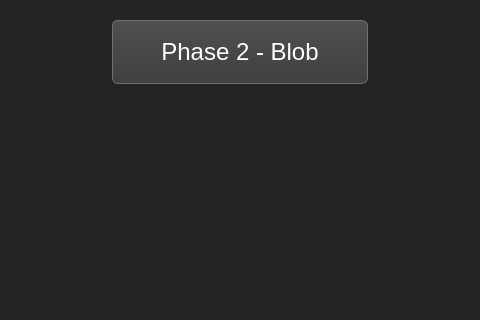
Above: Unreal_Engine6/menu/windowmainmenu.ui from ferralaurianna/MPJV before the change; both pictures show x 160 to 640 and y 280 to 600 of the 800 by 600 pixel window. Below: the same form after it.
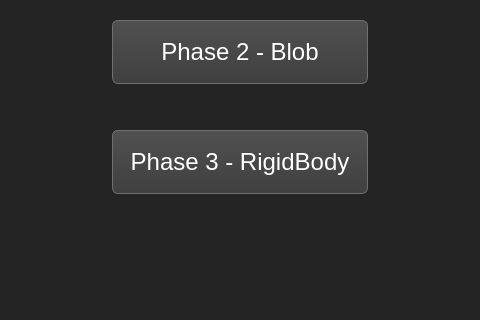
That is the form after the change.

What changed in the file:
```diff
--- a/Unreal_Engine6/menu/windowmainmenu.ui
+++ b/Unreal_Engine6/menu/windowmainmenu.ui
@@ -183,6 +183,36 @@
      <string>&lt;html&gt;&lt;head/&gt;&lt;body&gt;&lt;p&gt;Laurianna FERRA&lt;/p&gt;&lt;p&gt;Clément BOURLET&lt;/p&gt;&lt;p&gt;Mathis RONZON&lt;/p&gt;&lt;p&gt;Xavier PALIX&lt;/p&gt;&lt;p&gt;Léna HERAU&lt;/p&gt;&lt;/body&gt;&lt;/html&gt;</string>
     </property>
    </widget>
+   <widget class="QPushButton" name="phase3Button">
+    <property name="geometry">
+     <rect>
+      <x>272</x>
+      <y>410</y>
+      <width>256</width>
+      <height>64</height>
+     </rect>
+    </property>
+    <property name="autoFillBackground">
+     <bool>false</bool>
+    </property>
+    <property name="styleSheet">
+     <string notr="true">color: white;
+font-size: 24px;
+background-color: #404040;
+border-radius: 6px;
+border: 1px solid #707070;
+background-color: qlineargradient(spread:pad, x1:1, y1:1, x2:1, y2:0, stop:0  #404040, stop:1 #505050);</string>
+    </property>
+    <property name="text">
+     <string>Phase 3 - RigidBody</string>
+    </property>
+    <property name="autoDefault">
+     <bool>false</bool>
+    </property>
+    <property name="default">
+     <bool>false</bool>
+    </property>
+   </widget>
   </widget>
  </widget>
  <resources/>
```
